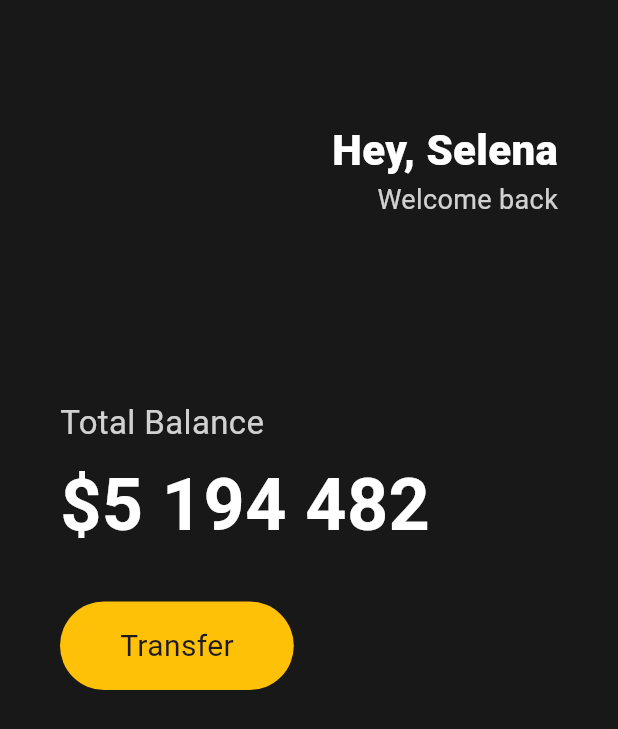
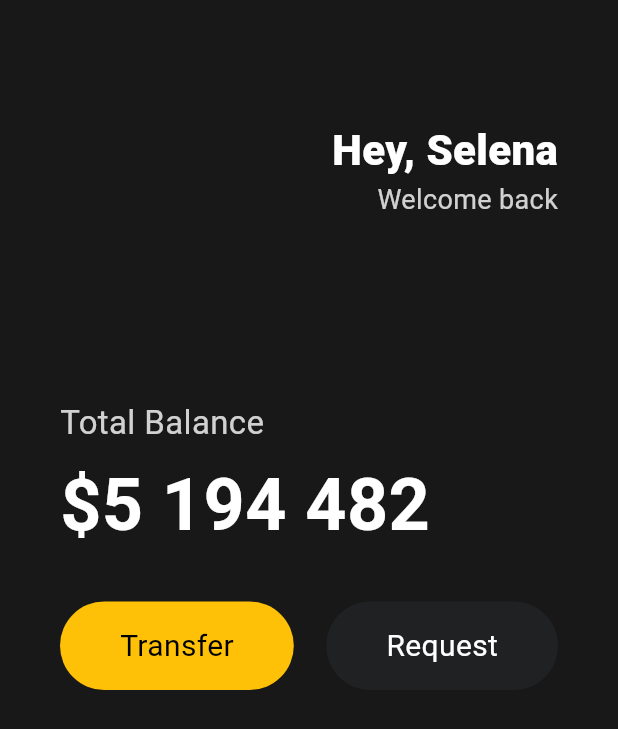
Before and after one commit to crisine/Toonflix, a Flutter app: the screen it shows after launch, on a phone screen of 412 x 824 dp. Shown: the top 729 px of the screen. Run offline on Flutter 3.47's test engine with Material 3 defaults, Android fonts, the phone set to English and light mode, and no system bars.

Commit message:
feat: 버튼 역할을 하는 Container를 Custom Widget 클래스로 분리하여 재사용성을 높임

```diff
--- a/lib/main.dart
+++ b/lib/main.dart
@@ -1,21 +1,24 @@
 import 'package:flutter/material.dart';
+import 'package:toonflix/widgets/button.dart';
 
 void main() {
-  runApp(App());
+  runApp(const App());
 }
 
 class App extends StatelessWidget {
+  const App({super.key});
+
   @override
   Widget build(BuildContext context) {
     return MaterialApp(
       home: Scaffold(
-        backgroundColor: Color(0xFF181818),
+        backgroundColor: const Color(0xFF181818),
         body: Padding(
-          padding: EdgeInsets.symmetric(horizontal: 40),
+          padding: const EdgeInsets.symmetric(horizontal: 40),
           child: Column(
             crossAxisAlignment: CrossAxisAlignment.start,
             children: [
-              SizedBox(
+              const SizedBox(
                 height: 80,
               ),
               Row(
@@ -24,7 +27,7 @@ class App extends StatelessWidget {
                   Column(
                     crossAxisAlignment: CrossAxisAlignment.end,
                     children: [
-                      Text('Hey, Selena',
+                      const Text('Hey, Selena',
                           style: TextStyle(
                             color: Colors.white,
                             fontSize: 28,
@@ -39,7 +42,7 @@ class App extends StatelessWidget {
                   )
                 ],
               ),
-              SizedBox(
+              const SizedBox(
                 height: 120,
               ),
               Text(
@@ -49,10 +52,10 @@ class App extends StatelessWidget {
                   color: Colors.white.withOpacity(0.8),
                 ),
               ),
-              SizedBox(
+              const SizedBox(
                 height: 5,
               ),
-              Text(
+              const Text(
                 '\$5 194 482',
                 style: TextStyle(
                   fontSize: 48,
@@ -60,29 +63,20 @@ class App extends StatelessWidget {
                   color: Colors.white,
                 ),
               ),
-              SizedBox(
+              const SizedBox(
                 height: 30,
               ),
-              Row(
+              const Row(
+                mainAxisAlignment: MainAxisAlignment.spaceBetween,
                 children: [
-                  Container(
-                    decoration: BoxDecoration(
-                      color: Colors.amber,
-                      borderRadius: BorderRadius.circular(45)
-                    ),
-                    child: Padding(
-                      padding: EdgeInsets.symmetric(
-                        vertical: 15,
-                        horizontal: 40,
-                      ),
-                      child: Text(
-                        'Transfer',
-                        style: TextStyle(
-                          fontSize: 20,
-                        ),
-                      ),
-                    ),
-                  )
+                  Button(
+                      text: "Transfer",
+                      bgColor: Colors.amber,
+                      textColor: Colors.black),
+                  Button(
+                      text: "Request",
+                      bgColor: Color(0xFF1F2123),
+                      textColor: Colors.white),
                 ],
               )
             ],
--- /dev/null
+++ b/lib/widgets/button.dart
@@ -0,0 +1,35 @@
+import 'package:flutter/material.dart';
+
+class Button extends StatelessWidget {
+  final String text;
+  final Color bgColor;
+  final Color textColor;
+
+  const Button({
+    super.key,
+    required this.text,
+    required this.bgColor,
+    required this.textColor,
+  });
+
+  @override
+  Widget build(BuildContext context) {
+    return Container(
+      decoration: BoxDecoration(
+          color: bgColor, borderRadius: BorderRadius.circular(45)),
+      child: Padding(
+        padding: const EdgeInsets.symmetric(
+          vertical: 15,
+          horizontal: 40,
+        ),
+        child: Text(
+          text,
+          style: TextStyle(
+            color: textColor,
+            fontSize: 20,
+          ),
+        ),
+      ),
+    );
+  }
+}
```
